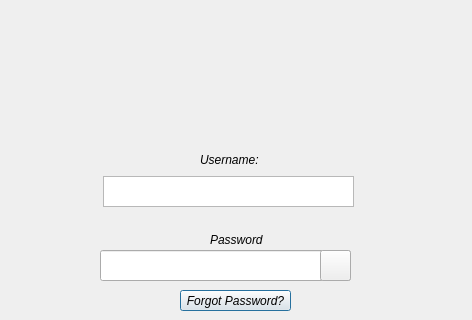
Qt form res/UI Forms/LoginForm.ui (gsm999/TeamBlue_Porcupass) before a commit; both pictures show x 0 to 472 and y 110 to 430 of the 472 by 552 pixel window.
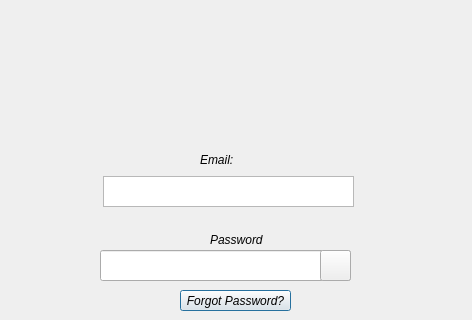
The same form after that commit.

Commit message: change user to email

The edit to the form file:
```diff
--- a/res/UI Forms/LoginForm.ui
+++ b/res/UI Forms/LoginForm.ui
@@ -39,7 +39,7 @@
     </rect>
    </property>
    <property name="text">
-    <string>Username:</string>
+    <string>Email:</string>
    </property>
   </widget>
   <widget class="QLabel" name="label_2">
```
The commit also changes 1 other file.
